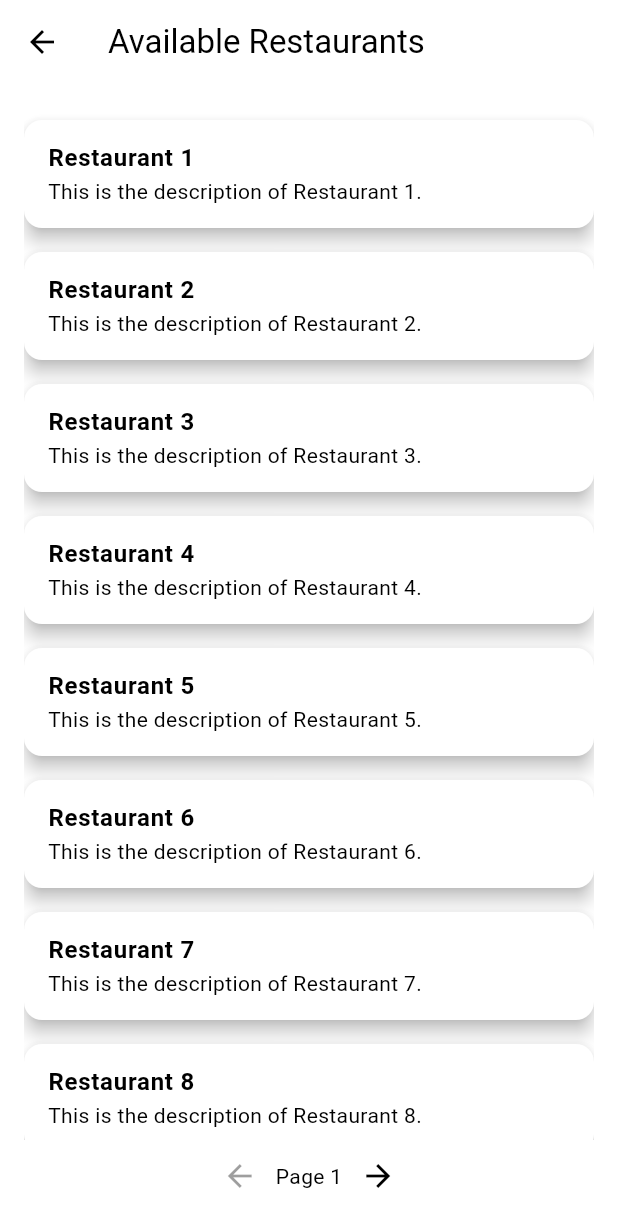
After one commit to PBP-242-D11/roso-jogja-mobile, a Flutter app: the RestaurantListPage screen opened by its route, on a phone screen of 412 x 824 dp. The commit adds this screen. Shown: the top 1227 px of the screen. Run offline on Flutter 3.47's test engine with Material 3 defaults, Android fonts, the phone set to English and light mode, and no system bars; our stand-ins replace image_picker; missing offline and left inert: pbp_django_auth.

Commit message:
feat: add basic restaurant list page

```diff
--- a/lib/features/auth/guards/auth_guard.dart
+++ b/lib/features/auth/guards/auth_guard.dart
@@ -13,7 +13,7 @@ class AuthGuard extends StatelessWidget {
     final request = context.watch<CookieRequest>();
 
     if (!request.loggedIn) {
-      return LoginPage();
+      return child;
     }
 
     return child;
--- /dev/null
+++ b/lib/features/restaurant/pages/restaurant_list.dart
@@ -0,0 +1,99 @@
+import 'package:flutter/material.dart';
+
+class RestaurantListPage extends StatefulWidget {
+  const RestaurantListPage({super.key});
+
+  @override
+  State<RestaurantListPage> createState() => _RestaurantListPageState();
+}
+
+class _RestaurantListPageState extends State<RestaurantListPage> {
+  // Static data for restaurants
+  final List<Map<String, String>> restaurants = List.generate(
+    50,
+    (index) => {
+      'name': 'Restaurant ${index + 1}',
+      'description': 'This is the description of Restaurant ${index + 1}.',
+    },
+  );
+
+  // Pagination state
+  int currentPage = 0;
+  int itemsPerPage = 10;
+
+  @override
+  Widget build(BuildContext context) {
+    // Calculate the list of restaurants to display on the current page
+    final startIndex = currentPage * itemsPerPage;
+    final endIndex = (currentPage + 1) * itemsPerPage;
+    final currentRestaurants = restaurants.sublist(startIndex,
+        endIndex > restaurants.length ? restaurants.length : endIndex);
+
+    return Scaffold(
+      appBar: AppBar(
+        title: Text('Available Restaurants'),
+      ),
+      body: Padding(
+        padding: const EdgeInsets.all(16.0),
+        child: Column(
+          crossAxisAlignment: CrossAxisAlignment.start,
+          children: [
+            Expanded(
+              child: ListView.builder(
+                itemCount: currentRestaurants.length,
+                itemBuilder: (context, index) {
+                  final restaurant = currentRestaurants[index];
+                  return _buildRestaurantCard(restaurant);
+                },
+              ),
+            ),
+            _buildPaginationControls(),
+          ],
+        ),
+      ),
+    );
+  }
+
+  Widget _buildRestaurantCard(Map<String, String> restaurant) {
+    return Card(
+      margin: const EdgeInsets.symmetric(vertical: 8.0),
+      elevation: 5,
+      child: ListTile(
+        title: Text(
+          restaurant['name']!,
+          style: TextStyle(fontWeight: FontWeight.bold),
+        ),
+        subtitle: Text(restaurant['description']!),
+      ),
+    );
+  }
+
+  Widget _buildPaginationControls() {
+    return Row(
+      mainAxisAlignment: MainAxisAlignment.center,
+      children: [
+        IconButton(
+          icon: Icon(Icons.arrow_back),
+          onPressed: currentPage > 0
+              ? () {
+                  setState(() {
+                    currentPage--;
+                  });
+                }
+              : null,
+        ),
+        Text('Page ${currentPage + 1}'),
+        IconButton(
+          icon: Icon(Icons.arrow_forward),
+          onPressed: (currentPage + 1) * itemsPerPage < restaurants.length
+              ? () {
+                  setState(() {
+                    currentPage++;
+                  });
+                }
+              : null,
+        ),
+      ],
+    );
+  }
+}
--- a/lib/main.dart
+++ b/lib/main.dart
@@ -4,6 +4,7 @@ import 'package:provider/provider.dart';
 import 'package:roso_jogja_mobile/features/auth/pages/login.dart';
 import 'package:roso_jogja_mobile/features/auth/pages/register.dart';
 import 'package:roso_jogja_mobile/features/landing/pages/landing_page.dart';
+import 'package:roso_jogja_mobile/features/restaurant/pages/restaurant_list.dart';
 
 void main() {
   runApp(const MyApp());
@@ -47,6 +48,7 @@ class MyApp extends StatelessWidget {
             '/login': (context) => LoginPage(),
             '/register': (context) => RegisterPage(),
             '/landing': (context) => RosoJogjaLandingPage(),
+            '/restaurants': (context) => RestaurantListPage(),
           },
         ));
   }
```
Also changed, not shown: lib/features/landing/pages/landing_page.dart (+43 -0 lines).
